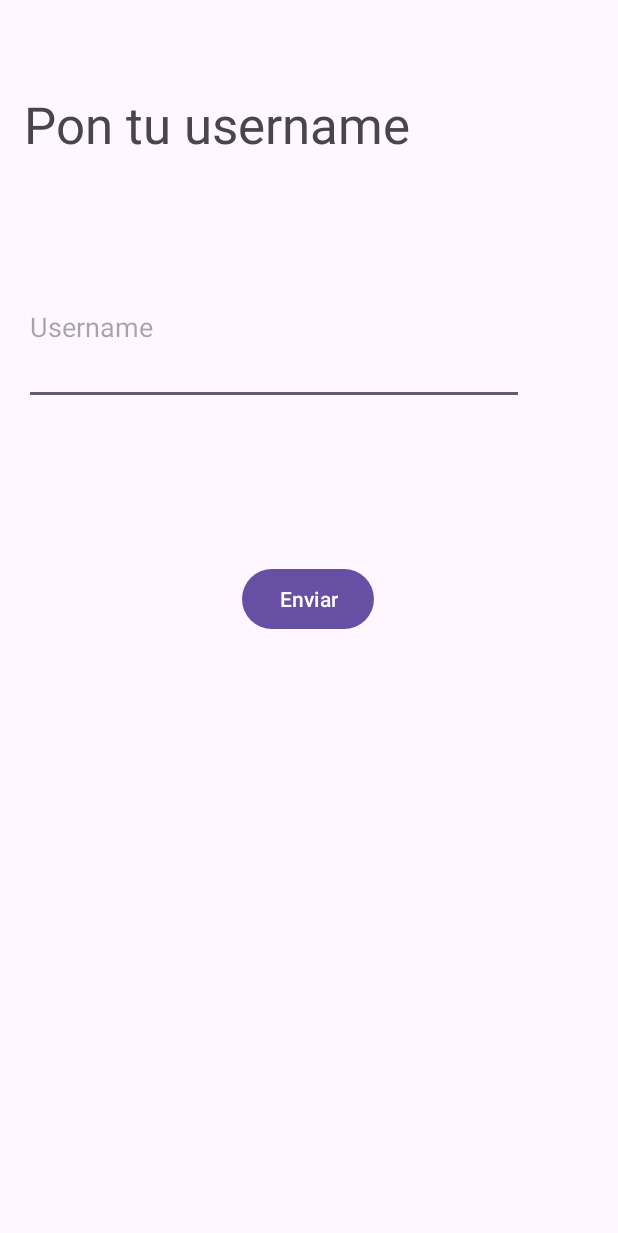
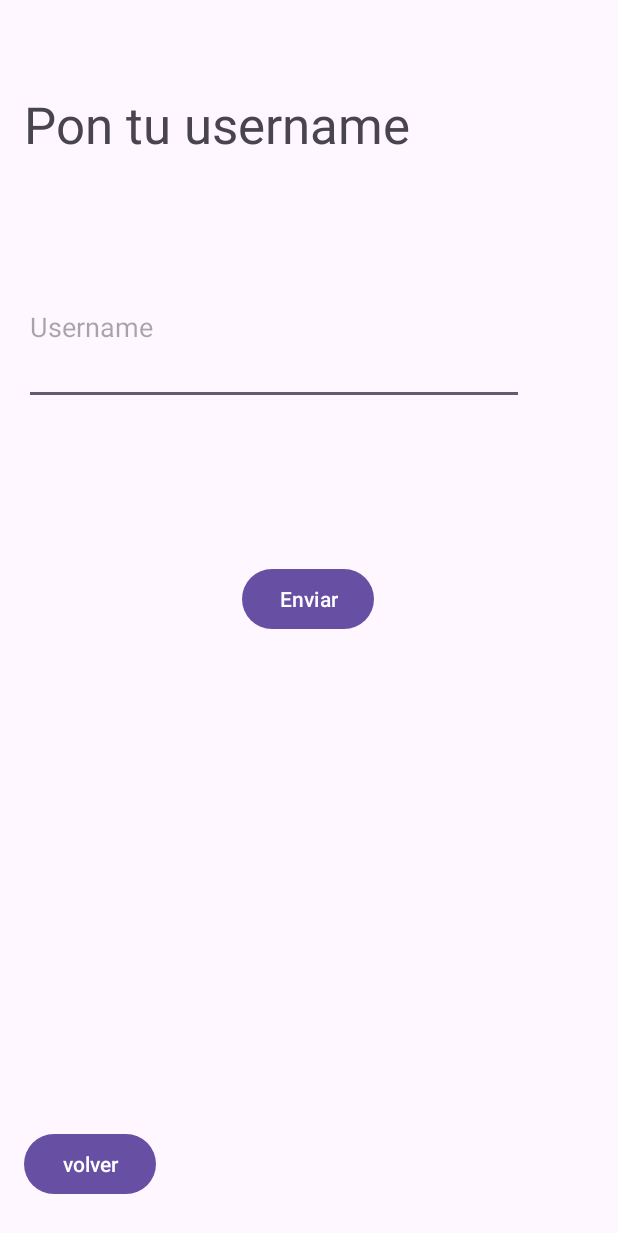
Before and after one commit to VictorDelpf/HelloWord, an Android app: the UsernameActivity screen opened directly, with no data from a screen before it, on a phone screen of 412 x 824 dp. Shown: the top 1233 px of the screen. Run offline under Robolectric (Android 15) with nearby library versions, the phone set to English and light mode, and no system bars.

Commit message:
Cositas3

```diff
--- a/app/build.gradle.kts
+++ b/app/build.gradle.kts
@@ -1,6 +1,7 @@
 plugins {
     id("com.android.application")
     id("org.jetbrains.kotlin.android")
+    id("kotlin-parcelize")
 }
 
 android {
--- a/app/src/main/java/com/example/helloworld/UsernameActivity.kt
+++ b/app/src/main/java/com/example/helloworld/UsernameActivity.kt
@@ -24,5 +24,9 @@ class UsernameActivity : AppCompatActivity() {
                 startActivity(displayUsernameActivityIntent)
             }
         }
+
+        binding.volverBoton.setOnClickListener {
+            finish()
+        }
     }
 }
--- a/app/src/main/res/layout/activity_display_username.xml
+++ b/app/src/main/res/layout/activity_display_username.xml
@@ -26,4 +26,5 @@
         app:layout_constraintEnd_toEndOf="@+id/UsernameTV"
         app:layout_constraintStart_toStartOf="@+id/UsernameTV"
         app:layout_constraintTop_toTopOf="parent" />
+
 </androidx.constraintlayout.widget.ConstraintLayout>
--- a/app/src/main/res/layout/activity_username.xml
+++ b/app/src/main/res/layout/activity_username.xml
@@ -42,4 +42,14 @@
         app:layout_constraintHorizontal_bias="0.498"
         app:layout_constraintStart_toStartOf="parent"
         app:layout_constraintTop_toBottomOf="@+id/usernameET" />
+
+    <Button
+        android:id="@+id/volverBoton"
+        android:layout_width="wrap_content"
+        android:layout_height="wrap_content"
+        android:layout_marginStart="16dp"
+        android:layout_marginBottom="24dp"
+        android:text="volver"
+        app:layout_constraintBottom_toBottomOf="parent"
+        app:layout_constraintStart_toStartOf="parent" />
 </androidx.constraintlayout.widget.ConstraintLayout>
```
Also changed, not shown: app/src/main/java/com/example/helloworld/Student.java (added, +10 -0 lines).
